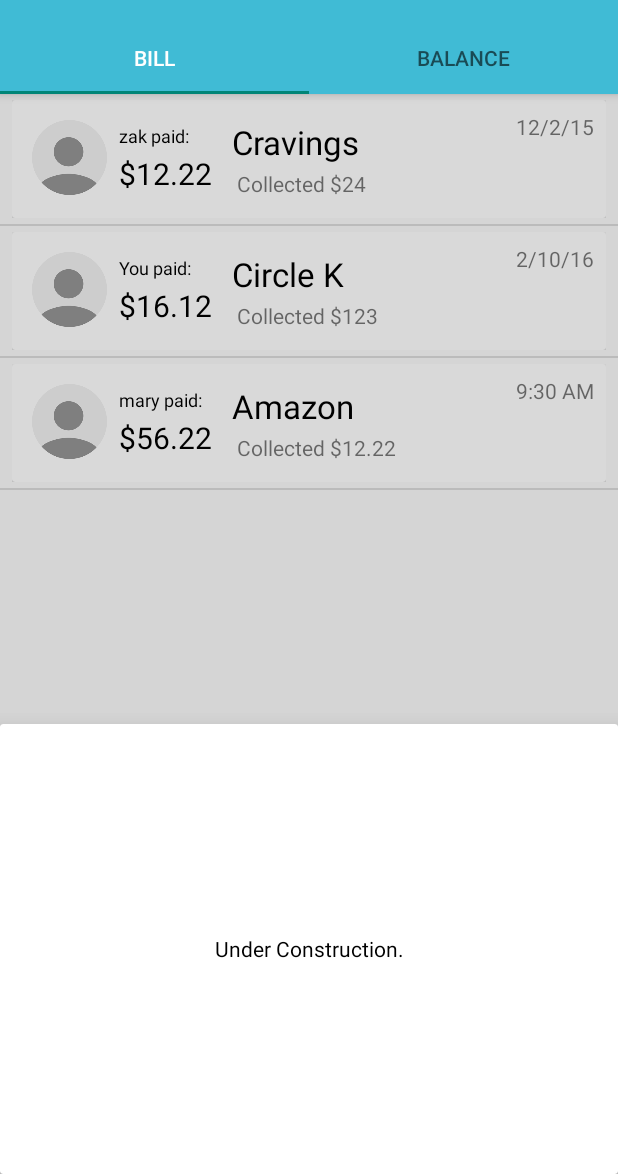
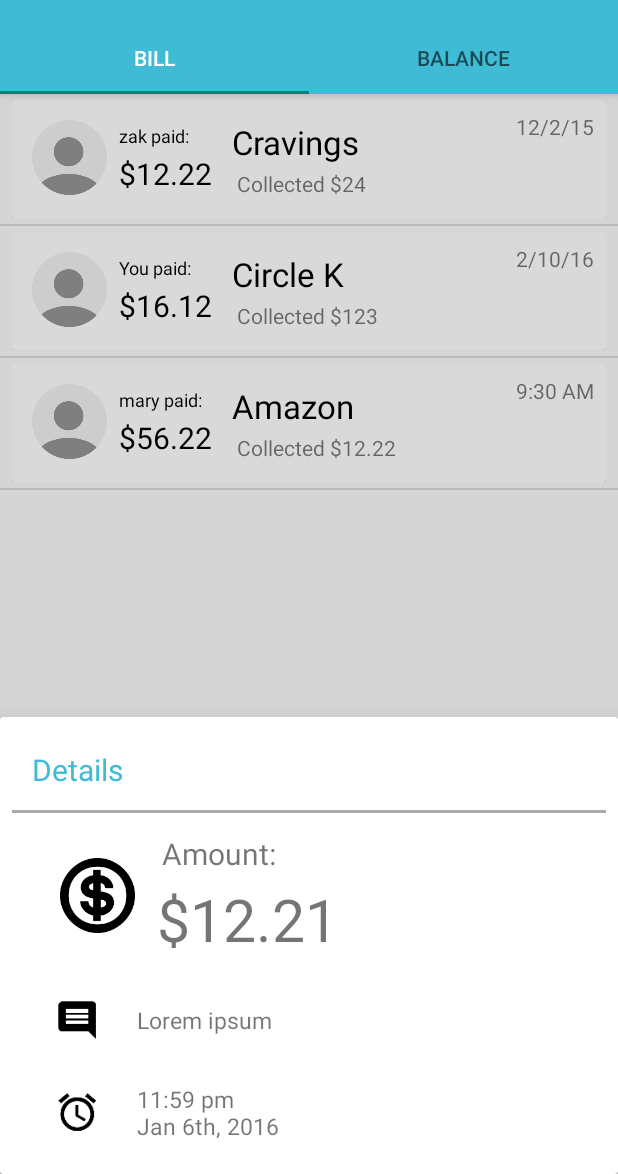
Before and after one commit to TakefiveInteractive/Ledger-Android, an Android app: the MainBillFrag screen opened directly, with no data from a screen before it, after a tap on an icon or button, on a phone screen of 412 x 824 dp, the part 62-1236 px from its top. Run offline under Robolectric (Android 15) with nearby library versions, the phone set to English and light mode, and no system bars; our stand-ins replace ButterKnife, Dagger/Hilt's generated code; libraries missing offline, so code that uses them is left out: com.beardedhen.androidbootstrap, io.realm, zyu19.libs.action; 4 statements that could not run were skipped.

Commit message:
extract details to fragment xml

```diff
--- /dev/null
+++ b/app/src/main/res/layout/frag_bill_detail.xml
@@ -0,0 +1,130 @@
+<?xml version="1.0" encoding="utf-8"?>
+<LinearLayout xmlns:android="http://schemas.android.com/apk/res/android"
+    xmlns:cardview="http://schemas.android.com/apk/res-auto"
+    android:orientation="vertical"
+    android:layout_width="match_parent"
+    android:layout_height="wrap_content">
+
+    <LinearLayout
+        android:layout_width="match_parent"
+        android:layout_height="wrap_content"
+        android:orientation="vertical"
+        android:paddingTop="@dimen/noticable_padding"
+        android:divider="@drawable/divider"
+        android:showDividers="middle">
+
+        <TextView
+            android:layout_width="wrap_content"
+            android:layout_height="wrap_content"
+            android:text="Details"
+            android:textSize="20sp"
+            android:textColor="@color/section_title"
+            android:gravity="center"
+            android:layout_marginLeft="@dimen/noticable_padding"
+            android:layout_marginRight="@dimen/noticable_padding"
+            android:layout_marginBottom="@dimen/noticable_padding"/>
+
+        <LinearLayout
+            android:layout_width="match_parent"
+            android:layout_height="wrap_content"
+            android:orientation="vertical"
+            android:layout_marginLeft="@dimen/noticable_padding"
+            android:layout_marginRight="@dimen/noticable_padding">
+
+            <RelativeLayout
+                android:layout_width="match_parent"
+                android:layout_height="match_parent"
+                android:paddingTop="@dimen/noticable_padding"
+                android:paddingBottom="@dimen/noticable_padding"
+                android:paddingLeft="@dimen/noticable_padding"
+                android:paddingRight="@dimen/noticable_padding">
+
+                <ImageView
+                    android:id="@+id/billMoneyIcon"
+                    android:layout_width="60dp"
+                    android:layout_height="50dp"
+                    android:layout_alignParentStart="true"
+                    android:scaleType="centerInside"
+                    android:layout_centerVertical="true"
+                    android:layout_marginRight="10dp"
+                    android:src="@drawable/money_icon"/>
+
+                <LinearLayout
+                    android:layout_width="wrap_content"
+                    android:layout_height="wrap_content"
+                    android:orientation="vertical"
+                    android:layout_alignParentStart="false"
+                    android:layout_toEndOf="@id/billMoneyIcon">
+                    <TextView
+                        android:id="@+id/billAmountPrompt"
+                        android:layout_width="wrap_content"
+                        android:layout_height="wrap_content"
+                        android:layout_marginLeft="3dp"
+                        android:layout_marginBottom="3dp"
+                        android:text="Amount:"
+                        android:textSize="20sp"/>
+
+                    <TextView
+                        android:id="@+id/billAmount"
+                        android:layout_width="wrap_content"
+                        android:layout_height="wrap_content"
+                        android:layout_below="@id/billAmountPrompt"
+                        android:text="$12.21"
+                        android:textSize="39sp"/>
+                </LinearLayout>
+
+            </RelativeLayout>
+
+            <LinearLayout
+                android:layout_width="match_parent"
+                android:layout_height="match_parent"
+                android:orientation="horizontal"
+                android:paddingTop="@dimen/noticable_padding"
+                android:paddingBottom="@dimen/noticable_padding"
+                android:gravity="center">
+
+                <ImageView
+                    android:id="@+id/billDescriptionIcon"
+                    android:layout_width="60dp"
+                    android:layout_height="30dp"
+                    android:scaleType="centerInside"
+                    android:layout_marginRight="10dp"
+                    android:src="@drawable/ic_comment_black_36dp"/>
+
+                <TextView
+                    android:id="@+id/billDescription"
+                    android:layout_width="match_parent"
+                    android:layout_height="wrap_content"
+                    android:text="Lorem ipsum"
+                    android:textSize="15sp" />
+
+            </LinearLayout>
+
+            <LinearLayout
+                android:layout_width="match_parent"
+                android:layout_height="wrap_content"
+                android:orientation="horizontal"
+                android:paddingTop="@dimen/noticable_padding"
+                android:paddingBottom="@dimen/noticable_padding"
+                android:gravity="center">
+
+                <ImageView
+                    android:layout_width="@dimen/bill_icon_width"
+                    android:layout_height="@dimen/bill_icon_height"
+                    android:scaleType="centerInside"
+                    android:layout_marginRight="10dp"
+                    android:src="@drawable/ic_alarm_black_36dp" />
+
+                <TextView
+                    android:id="@+id/billTime"
+                    android:layout_width="match_parent"
+                    android:layout_height="wrap_content"
+                    android:text="11:59 pm\nJan 6th, 2016"
+                    android:textSize="15sp"/>
+
+            </LinearLayout>
+
+        </LinearLayout>
+
+    </LinearLayout>
+</LinearLayout>
--- a/app/src/main/res/layout/frag_main_bill.xml
+++ b/app/src/main/res/layout/frag_main_bill.xml
@@ -24,11 +24,9 @@
         android:layout_alignParentBottom="true"
         android:layout_width="match_parent"
         android:layout_height="wrap_content">
-        <TextView
-            android:layout_width="match_parent"
-            android:layout_height="300dp"
-            android:gravity="center"
-            android:textColor="@android:color/black"
-            android:text="Under Construction."/>
+        <include layout="@layout/frag_bill_detail"
+            android:layout_margin="@dimen/general_padding"
+            android:layout_height="wrap_content"
+            android:layout_width="match_parent"/>
     </android.support.v7.widget.CardView>
 </RelativeLayout>
```
